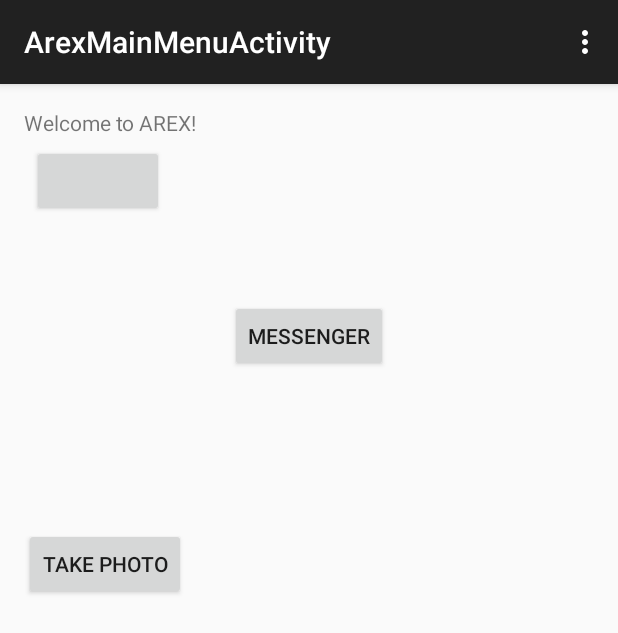
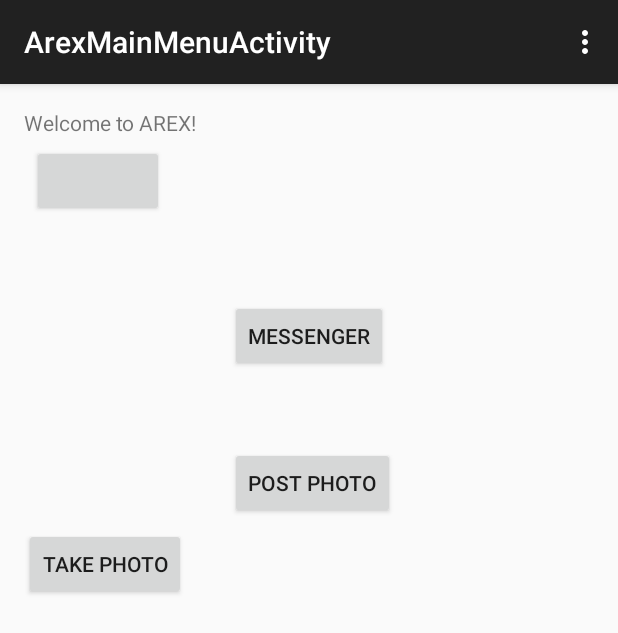
Before and after one commit to qtrandev/AREX, an Android app: the ArexMainMenuActivity screen opened directly, with no data from a screen before it, on a phone screen of 412 x 824 dp. Shown: the top 633 px of the screen. Run offline under Robolectric (Android 15) with nearby library versions, the phone set to English and light mode, and no system bars; libraries missing offline, so code that uses them is left out: com.facebook, com.facebook.login, com.facebook.messenger, com.facebook.share; plain views replace ShareButton; 5 statements that could not run were skipped.

Commit message:
WallPostCamera

```diff
--- a/app/src/main/res/layout/activity_arex_main_menu.xml
+++ b/app/src/main/res/layout/activity_arex_main_menu.xml
@@ -39,5 +39,14 @@
 
         android:layout_marginTop="54dp" android:onClick="dispatchTakePictureIntent"/>
 
+    <Button
+        android:layout_width="wrap_content"
+        android:layout_height="wrap_content"
+        android:text="Post Photo"
+        android:id="@+id/postphoto"
+        android:layout_below="@+id/regularButton"
+        android:layout_alignLeft="@+id/regularButton"
+        android:layout_alignStart="@+id/regularButton" android:onClick="dispatchTakePictureIntentWallPost" />
+
 
 </RelativeLayout>
```
Also changed, not shown: app/src/main/java/com/qtrandev/arex/ArexMainMenuActivity.java (+21 -6 lines).
